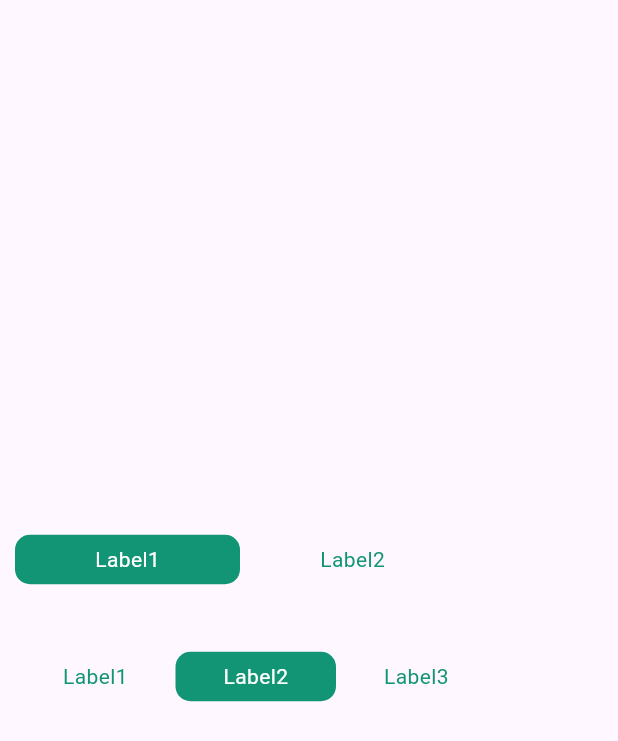
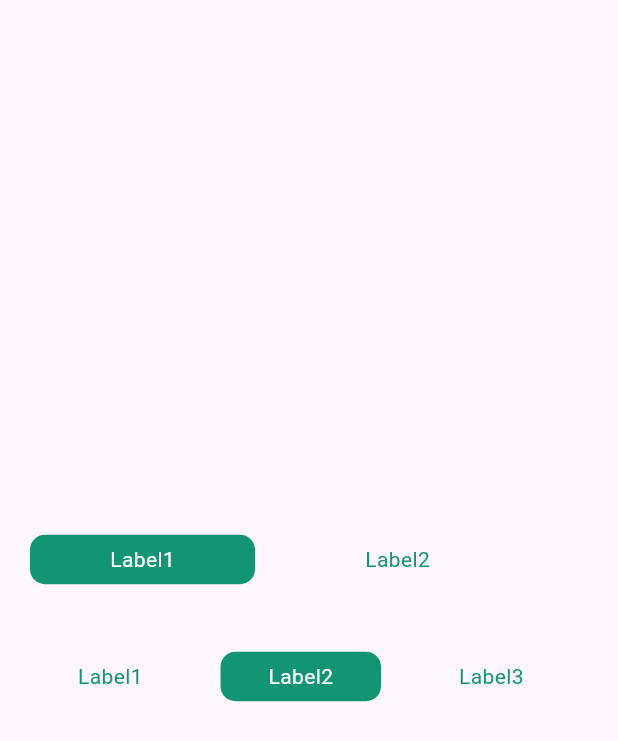
Before and after one commit to wtoshm/sesac7_flutter_recipe_app, a Flutter app: the screen it shows after launch, on a phone screen of 412 x 824 dp. Shown: the top 741 px of the screen. Run offline on Flutter 3.47's test engine with Material 3 defaults, Android fonts, the phone set to English and light mode, and no system bars.

Commit message:
feat: add padding to tabs

```diff
--- a/lib/presentation/components/tabs/tabs.dart
+++ b/lib/presentation/components/tabs/tabs.dart
@@ -28,7 +28,9 @@ class Tabs extends StatelessWidget {
             child: Row(
               children: [
                 for (int i = 0; i < labels.length; i++)
-                  GestureDetector(
+                  Padding(
+                    padding: const EdgeInsets.symmetric(horizontal: 10, vertical: 5),
+                    child: GestureDetector(
                       onTap: () {
                         onValueChange(i);
                       },
@@ -52,6 +54,7 @@ class Tabs extends StatelessWidget {
                         ),
                       ),
                     ),
+                  ),
                 // SizedBox(width: 10,),
                 // Expanded(
                 //   child: Container(
```
Lines whose indentation alone changed are shown as unchanged.
